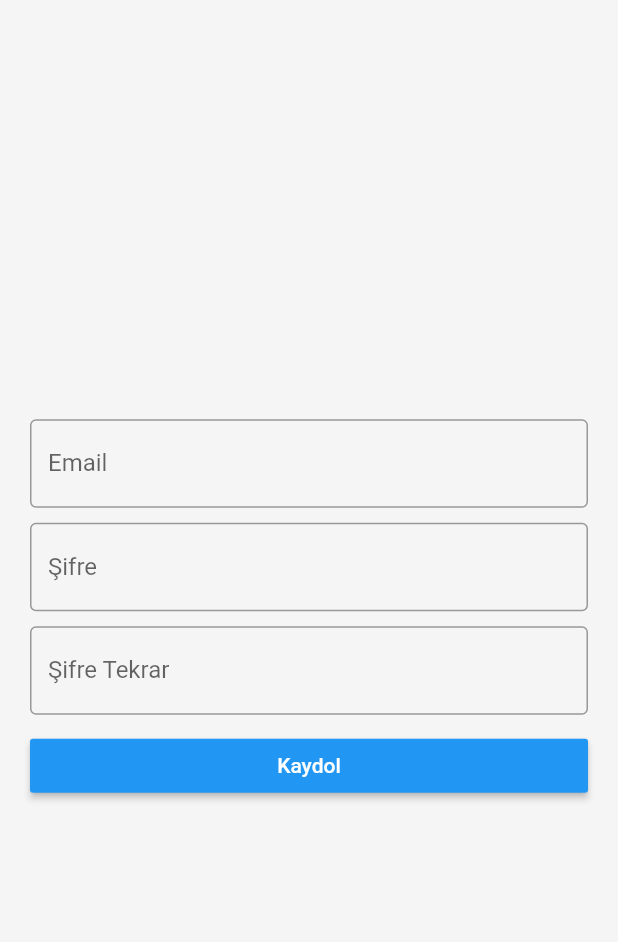
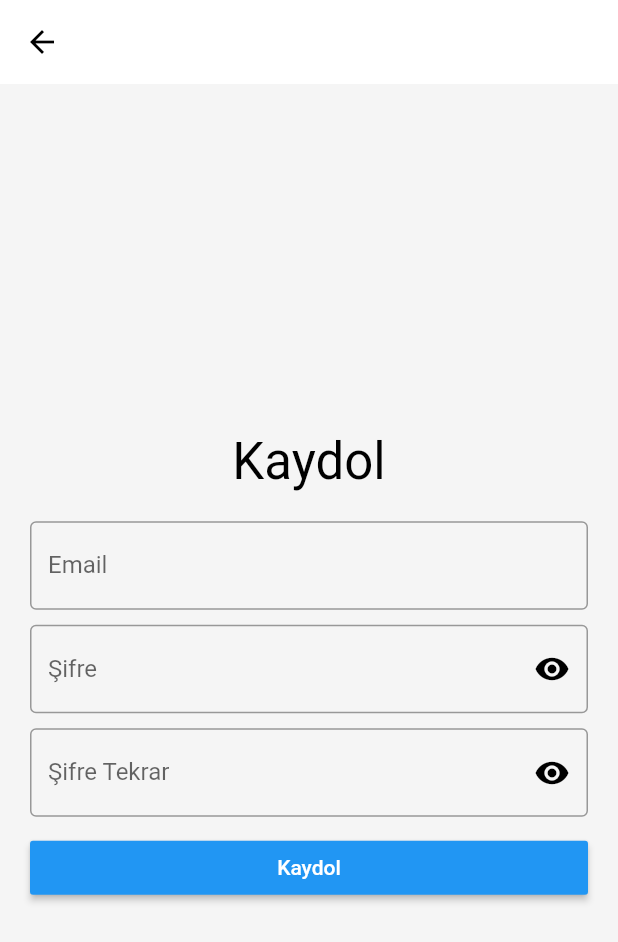
Before and after one commit to Cagatay4040/learningdart, a Flutter app: the screen it shows after launch, after a tap on "Üye Ol", on a phone screen of 412 x 824 dp. Shown: the top 942 px of the screen. Run offline on Flutter 3.47's test engine with Material 2 defaults, Android fonts, the phone set to English and light mode, and no system bars; our stand-ins replace carousel_slider, firebase_auth, firebase_core, flutter_rating_bar, share_plus; accounts and stored records are empty; network calls fail.

```diff
--- a/lib/UI/Views/Authentication/loginView.dart
+++ b/lib/UI/Views/Authentication/loginView.dart
@@ -17,6 +17,8 @@ class LoginView extends StatefulWidget {
 class _LoginView extends State<LoginView> {
   late final TextEditingController _emailController;
   late final TextEditingController _passwordController;
+
+  bool _passwordVisible = true;
 
   final GlobalKey<FormState> _formKey = GlobalKey<FormState>();
 
@@ -61,27 +63,7 @@ class _LoginView extends State<LoginView> {
   Widget build(BuildContext context) {
     return Scaffold(
       resizeToAvoidBottomInset: true,
-      body: ListView(
-        children: [
-          SizedBox(
-            height: context.dynamicHight(0.25),
-          ),
-          Container(
-            margin: const EdgeInsets.fromLTRB(20, 0, 20, 0),
-            width: context.dynamicWidth(1),
-            decoration: BoxDecoration(
-              color: Colors.white,
-              borderRadius: BorderRadius.circular(10.0),
-              boxShadow: [
-                BoxShadow(
-                  color: Colors.grey.withOpacity(0.2),
-                  spreadRadius: 3,
-                  blurRadius: 5,
-                  offset: const Offset(0, 2), // changes position of shadow
-                ),
-              ],
-            ),
-            child: FutureBuilder(
+      body: FutureBuilder(
         future: _initializerFirebase(),
         builder: (context, snapshot) {
           switch (snapshot.connectionState) {
@@ -102,15 +84,13 @@ class _LoginView extends State<LoginView> {
                         ),
                       ),
                       Padding(
-                              padding:
-                                  const EdgeInsets.fromLTRB(20, 20, 20, 10),
+                        padding: const EdgeInsets.fromLTRB(20, 20, 20, 10),
                         child: TextField(
                           controller: _emailController,
                           keyboardType: TextInputType.emailAddress,
                           autocorrect: false,
                           decoration: const InputDecoration(
-                                    border: OutlineInputBorder(),
-                                    labelText: "Email"),
+                              border: OutlineInputBorder(), labelText: "Email"),
                         ),
                       ),
                       Padding(
@@ -119,11 +99,25 @@ class _LoginView extends State<LoginView> {
                           controller: _passwordController,
                           keyboardType: TextInputType.visiblePassword,
                           enableSuggestions: false,
-                                obscureText: true,
+                          obscureText: _passwordVisible,
                           autocorrect: false,
-                                decoration: const InputDecoration(
-                                    border: OutlineInputBorder(),
-                                    labelText: "Şifre"),
+                          decoration: InputDecoration(
+                            border: const OutlineInputBorder(),
+                            labelText: "Şifre",
+                            suffixIcon: IconButton(
+                              icon: Icon(
+                                _passwordVisible
+                                    ? Icons.visibility
+                                    : Icons.visibility_off,
+                                color: Colors.black,
+                              ),
+                              onPressed: () {
+                                setState(() {
+                                  _passwordVisible = !_passwordVisible;
+                                });
+                              },
+                            ),
+                          ),
                         ),
                       ),
                       Container(
@@ -167,7 +161,8 @@ class _LoginView extends State<LoginView> {
                             ),
                             TextButton(
                               onPressed: () {
-                                      Navigator.of(context).pushReplacement(
+                                Navigator.push(
+                                    context,
                                     MaterialPageRoute(
                                         builder: (context) =>
                                             const SignupView()));
@@ -190,12 +185,6 @@ class _LoginView extends State<LoginView> {
               return _waitingWidget;
           }
         },
-            ),
-          ),
-          SizedBox(
-            height: context.dynamicHight(0.25),
-          ),
-        ],
       ),
     );
   }
--- a/lib/UI/Views/Authentication/signupView.dart
+++ b/lib/UI/Views/Authentication/signupView.dart
@@ -19,6 +19,9 @@ class _SignupView extends State<SignupView> {
   late final TextEditingController _password2Controller;
 
   final GlobalKey<FormState> _formKey = GlobalKey<FormState>();
+
+  bool _passwordVisible = true;
+  bool _password2Visible = true;
 
   @override
   void initState() {
@@ -47,7 +50,7 @@ class _SignupView extends State<SignupView> {
       required BuildContext context}) async {
     FirebaseAuth auth = FirebaseAuth.instance;
     try {
-      final userCredential = await auth.createUserWithEmailAndPassword(
+      await auth.createUserWithEmailAndPassword(
           email: email, password: password);
     } on FirebaseAuthException catch (e) {
       print(e);
@@ -57,6 +60,7 @@ class _SignupView extends State<SignupView> {
   @override
   Widget build(BuildContext context) {
     return Scaffold(
+      appBar: _pageAppBarBuild(context),
       body: FutureBuilder(
         future: _initializerFirebase(),
         builder: (context, snapshot) {
@@ -68,7 +72,17 @@ class _SignupView extends State<SignupView> {
                     mainAxisAlignment: MainAxisAlignment.center,
                     children: [
                       Padding(
-                        padding: const EdgeInsets.fromLTRB(20, 0, 20, 10),
+                        padding: const EdgeInsets.fromLTRB(0, 20, 0, 0),
+                        child: Text(
+                          "Kaydol",
+                          style: Theme.of(context)
+                              .primaryTextTheme
+                              .headline4
+                              ?.copyWith(color: Colors.black),
+                        ),
+                      ),
+                      Padding(
+                        padding: const EdgeInsets.fromLTRB(20, 20, 20, 10),
                         child: TextFormField(
                           controller: _emailController,
                           keyboardType: TextInputType.emailAddress,
@@ -84,9 +98,24 @@ class _SignupView extends State<SignupView> {
                           keyboardType: TextInputType.visiblePassword,
                           autocorrect: false,
                           enableSuggestions: false,
-                          //obscureText: true,
-                          decoration: const InputDecoration(
-                              border: OutlineInputBorder(), labelText: "Şifre"),
+                          obscureText: _passwordVisible,
+                          decoration: InputDecoration(
+                            border: const OutlineInputBorder(),
+                            labelText: "Şifre",
+                            suffixIcon: IconButton(
+                              icon: Icon(
+                                _passwordVisible
+                                    ? Icons.visibility
+                                    : Icons.visibility_off,
+                                color: Colors.black,
+                              ),
+                              onPressed: () {
+                                setState(() {
+                                  _passwordVisible = !_passwordVisible;
+                                });
+                              },
+                            ),
+                          ),
                         ),
                       ),
                       Padding(
@@ -96,10 +125,24 @@ class _SignupView extends State<SignupView> {
                           keyboardType: TextInputType.visiblePassword,
                           autocorrect: false,
                           enableSuggestions: false,
-                          //obscureText: true,
-                          decoration: const InputDecoration(
-                              border: OutlineInputBorder(),
-                              labelText: "Şifre Tekrar"),
+                          obscureText: _password2Visible,
+                          decoration: InputDecoration(
+                            border: const OutlineInputBorder(),
+                            labelText: "Şifre Tekrar",
+                            suffixIcon: IconButton(
+                              icon: Icon(
+                                _password2Visible
+                                    ? Icons.visibility
+                                    : Icons.visibility_off,
+                                color: Colors.black,
+                              ),
+                              onPressed: () {
+                                setState(() {
+                                  _password2Visible = !_password2Visible;
+                                });
+                              },
+                            ),
+                          ),
                         ),
                       ),
                       Container(
@@ -130,75 +173,24 @@ class _SignupView extends State<SignupView> {
             default:
               return _waitingWidget;
           }
+        },
+      ),
+    );
+  }
 
-          // if (snapshot.connectionState == ConnectionState.done) {
-          //   return Form(
-          //     key: _formKey,
-          //     child: Column(
-          //         mainAxisAlignment: MainAxisAlignment.center,
-          //         children: [
-          //           Padding(
-          //             padding: const EdgeInsets.fromLTRB(20, 0, 20, 10),
-          //             child: TextFormField(
-          //               controller: _emailController,
-          //               keyboardType: TextInputType.emailAddress,
-          //               autocorrect: false,
-          //               decoration: const InputDecoration(
-          //                   border: OutlineInputBorder(), labelText: "Email"),
-          //             ),
-          //           ),
-          //           Padding(
-          //             padding: const EdgeInsets.fromLTRB(20, 0, 20, 10),
-          //             child: TextFormField(
-          //               controller: _passwordController,
-          //               keyboardType: TextInputType.visiblePassword,
-          //               autocorrect: false,
-          //               enableSuggestions: false,
-          //               //obscureText: true,
-          //               decoration: const InputDecoration(
-          //                   border: OutlineInputBorder(), labelText: "Şifre"),
-          //             ),
-          //           ),
-          //           Padding(
-          //             padding: const EdgeInsets.fromLTRB(20, 0, 20, 10),
-          //             child: TextFormField(
-          //               controller: _password2Controller,
-          //               keyboardType: TextInputType.visiblePassword,
-          //               autocorrect: false,
-          //               enableSuggestions: false,
-          //               //obscureText: true,
-          //               decoration: const InputDecoration(
-          //                   border: OutlineInputBorder(),
-          //                   labelText: "Şifre Tekrar"),
-          //             ),
-          //           ),
-          //           Container(
-          //             width: MediaQuery.of(context).size.width,
-          //             margin: const EdgeInsets.fromLTRB(20, 0, 20, 10),
-          //             child: RaisedButton(
-          //                 child: const Text(
-          //                   "Kaydol",
-          //                   style: TextStyle(
-          //                     color: Colors.white,
-          //                   ),
-          //                 ),
-          //                 color: Colors.blue,
-          //                 onPressed: () async {
-          //                   await signUpUsingEmailPassword(
-          //                       email: _emailController.text,
-          //                       password: _passwordController.text,
-          //                       context: context);
-
-          //                   Navigator.of(context).pushReplacement(
-          //                       MaterialPageRoute(
-          //                           builder: (context) => const LoginView()));
-          //                 }),
-          //           ),
-          //         ]),
-          //   );
-          // } else {
-          //   return _waitingWidget;
-          // }
+  AppBar _pageAppBarBuild(BuildContext context) {
+    return AppBar(
+      centerTitle: true,
+      bottomOpacity: 0.0,
+      elevation: 0.0,
+      backgroundColor: Colors.white,
+      leading: IconButton(
+        icon: const Icon(
+          Icons.arrow_back,
+          color: Colors.black,
+        ),
+        onPressed: () {
+          Navigator.pop(context);
         },
       ),
     );
--- a/lib/main.dart
+++ b/lib/main.dart
@@ -1,8 +1,8 @@
 import 'package:flutter/material.dart';
+import 'package:learningdart/UI/Views/Authentication/loginView.dart';
 
-//import 'UI/Views/Home/PageDesign.dart';
+import 'UI/Views/Home/PageDesign.dart';
 //import 'package:learningdart/UI/Views/Home/InfinityTextField.dart';
-import 'UI/Views/Authentication/loginView.dart';
 // import 'UI/Views/Home/ProductPage.dart';
 
 void main() {
```
Also changed, not shown: lib/Core/Model/DesignProduct.dart (+8 -4 lines), lib/UI/Views/Home/DesignProductDetail.dart (+13 -17 lines), lib/UI/Views/Home/PageDesign.dart (+59 -26 lines). Lines whose indentation alone changed are shown as unchanged.
